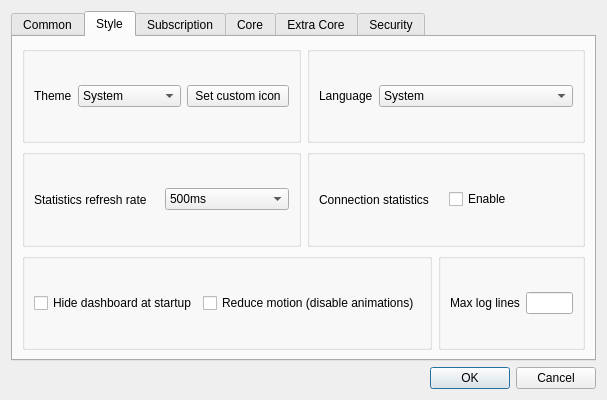
This is ui/dialog_basic_settings.ui in cofedish/cofe-nekobox as Qt 5 draws it before an edit. The edited form follows.
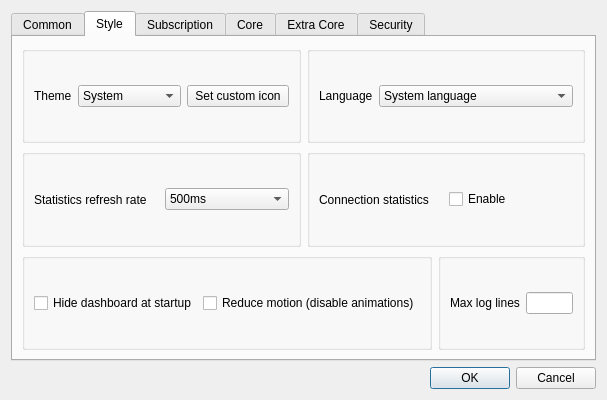
This is the edited form. The open tabs and pages were chosen to show the change. Custom widgets are drawn as their Qt base class.

Commit message: ui: replace remaining hardcoded strings to tr()/qsTr()

Patch:
```diff
--- a/ui/dialog_basic_settings.ui
+++ b/ui/dialog_basic_settings.ui
@@ -307,7 +307,7 @@
              <widget class="QComboBox" name="language">
               <item>
                <property name="text">
-                <string notr="true">System</string>
+                <string>System language</string>
                </property>
               </item>
               <item>
```
Left out of the diff: 14 changed lines with no effect on the pictures.
